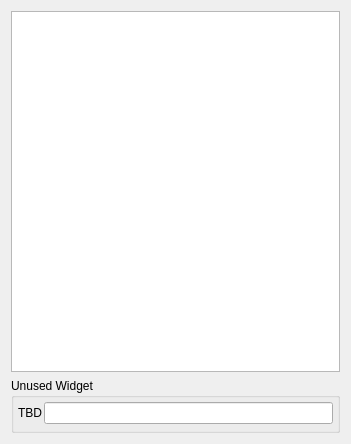
HBPVIS/pv-bbp, file bbp/BBPCircuitReader/pqCircuitReaderPanel.ui: the form before one commit.
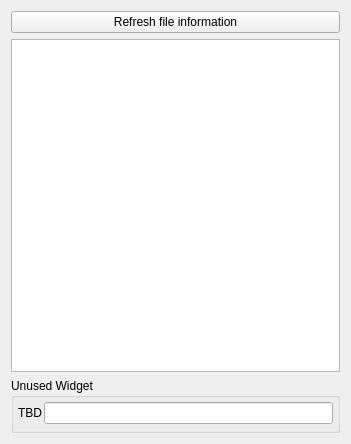
The form after the commit. Custom widgets are drawn as their Qt base class.

The edit to the form file:
```diff
--- a/bbp/BBPCircuitReader/pqCircuitReaderPanel.ui
+++ b/bbp/BBPCircuitReader/pqCircuitReaderPanel.ui
@@ -20,6 +20,13 @@
    <string>Form</string>
   </property>
   <layout class="QVBoxLayout" name="verticalLayout">
+   <item>
+    <widget class="QPushButton" name="pushButton">
+     <property name="text">
+      <string>Refresh file information</string>
+     </property>
+    </widget>
+   </item>
    <item>
     <widget class="pqTreeView" name="Targets">
      <property name="sizePolicy">
```
